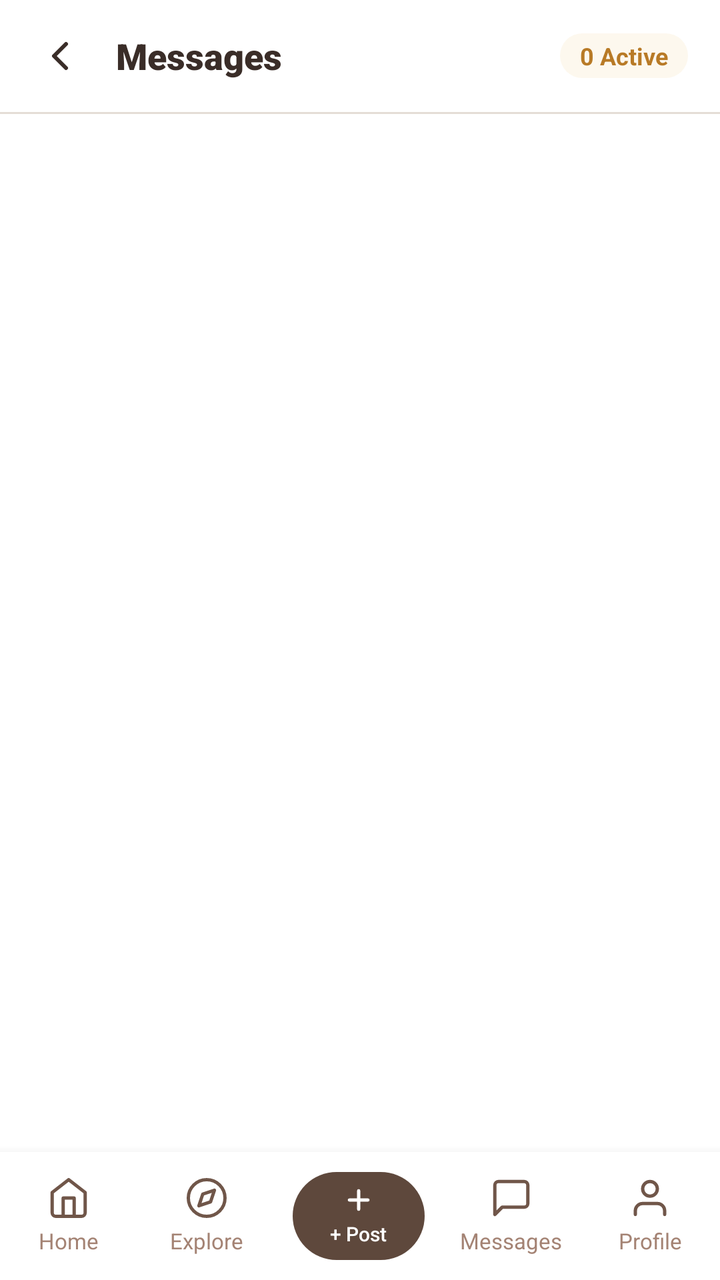
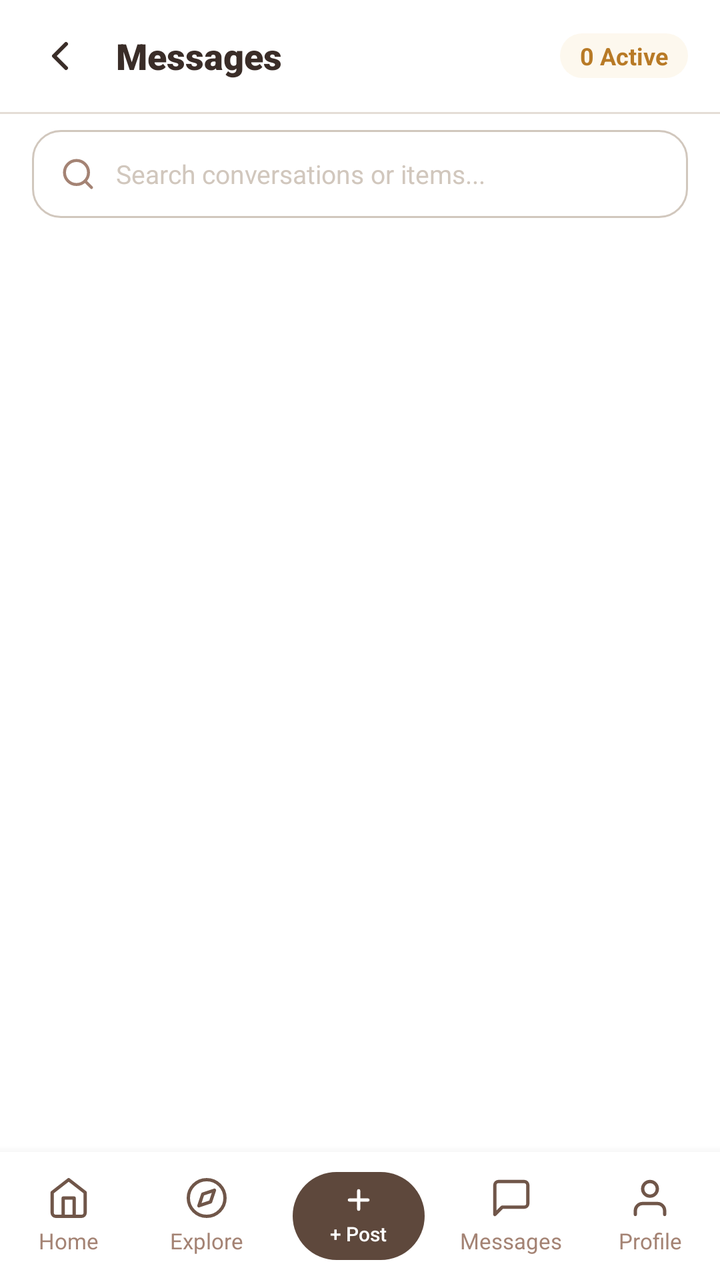

Screens rendered from an Android XML layout before and after an edit, with the pre-edit source and the edit as a unified diff.
<!-- AndroidManifest.xml: application theme Theme.LostAndFound -->
<!-- res/layout/fragment_messages.xml -->
<?xml version="1.0" encoding="utf-8"?>
<LinearLayout xmlns:android="http://schemas.android.com/apk/res/android"
    xmlns:app="http://schemas.android.com/apk/res-auto"
    android:layout_width="match_parent"
    android:layout_height="match_parent"
    android:background="@color/background_screen"
    android:orientation="vertical">

    
    <LinearLayout
        android:layout_width="match_parent"
        android:layout_height="56dp"
        android:background="@color/white"
        android:gravity="center_vertical"
        android:orientation="horizontal"
        android:paddingStart="16dp"
        android:paddingEnd="16dp">

        <ImageView
            android:id="@+id/btnBack"
            android:layout_width="28dp"
            android:layout_height="28dp"
            android:background="?attr/selectableItemBackgroundBorderless"
            android:contentDescription="Back"
            android:padding="2dp"
            android:src="@drawable/ic_back_chevron" />

        <TextView
            android:layout_width="0dp"
            android:layout_height="wrap_content"
            android:layout_marginStart="14dp"
            android:layout_weight="1"
            android:fontFamily="sans-serif-black"
            android:text="Messages"
            android:textColor="@color/text_primary"
            android:textSize="18sp"
            android:textStyle="bold" />

        <TextView
            android:id="@+id/tvConversationCount"
            android:layout_width="wrap_content"
            android:layout_height="wrap_content"
            android:background="@drawable/bg_badge_pending"
            android:paddingStart="10dp"
            android:paddingTop="3dp"
            android:paddingEnd="10dp"
            android:paddingBottom="3dp"
            android:text="0 Active"
            android:textColor="@color/badge_pending_text"
            android:textSize="12sp"
            android:textStyle="bold" />
    </LinearLayout>

    <View
        android:layout_width="match_parent"
        android:layout_height="1dp"
        android:background="@color/stroke_light" />

    
    <FrameLayout
        android:layout_width="match_parent"
        android:layout_height="0dp"
        android:layout_weight="1">

        
        <androidx.recyclerview.widget.RecyclerView
            android:id="@+id/rvConversations"
            android:layout_width="match_parent"
            android:layout_height="match_parent"
            android:clipToPadding="false"
            android:overScrollMode="never"
            android:paddingTop="8dp"
            android:paddingBottom="16dp" />

        
        <LinearLayout
            android:id="@+id/layoutEmptyMessages"
            android:layout_width="match_parent"
            android:layout_height="match_parent"
            android:gravity="center"
            android:orientation="vertical"
            android:padding="32dp"
            android:visibility="gone">

            <ImageView
                android:layout_width="64dp"
                android:layout_height="64dp"
                android:contentDescription="No messages"
                android:src="@drawable/ic_nav_messages"
                app:tint="@color/text_secondary" />

            <TextView
                android:layout_width="wrap_content"
                android:layout_height="wrap_content"
                android:layout_marginTop="16dp"
                android:fontFamily="sans-serif-black"
                android:text="No Conversations Yet"
                android:textColor="@color/text_primary"
                android:textSize="17sp"
                android:textStyle="bold" />

            <TextView
                android:layout_width="wrap_content"
                android:layout_height="wrap_content"
                android:layout_marginTop="8dp"
                android:fontFamily="sans-serif"
                android:gravity="center"
                android:lineSpacingExtra="4dp"
                android:text="When you contact a reporter on any lost or found item, your chat rooms will be displayed here in real time."
                android:textColor="@color/text_secondary"
                android:textSize="13sp" />
        </LinearLayout>
    </FrameLayout>

    
    <include
        android:id="@+id/bottomNav"
        layout="@layout/fragment_bottom_nav"
        android:layout_width="match_parent"
        android:layout_height="64dp" />

</LinearLayout>
<!-- res/layout/fragment_bottom_nav.xml (included above) -->
<?xml version="1.0" encoding="utf-8"?>
<LinearLayout xmlns:android="http://schemas.android.com/apk/res/android"
    android:id="@+id/navCard"
    android:layout_width="match_parent"
    android:layout_height="64dp"
    android:background="@color/white"
    android:baselineAligned="false"
    android:elevation="8dp"
    android:gravity="center_vertical"
    android:orientation="horizontal">

    
    <LinearLayout
        android:id="@+id/tabHome"
        android:layout_width="0dp"
        android:layout_height="match_parent"
        android:layout_weight="1"
        android:clickable="true"
        android:focusable="true"
        android:gravity="center"
        android:orientation="vertical">

        <ImageView
            android:id="@+id/imgHome"
            android:layout_width="22dp"
            android:layout_height="22dp"
            android:contentDescription="Home"
            android:src="@drawable/ic_nav_home" />

        <TextView
            android:id="@+id/lblHome"
            android:layout_width="wrap_content"
            android:layout_height="wrap_content"
            android:layout_marginTop="3dp"
            android:fontFamily="sans-serif"
            android:text="Home"
            android:textColor="@color/text_secondary"
            android:textSize="11sp" />
    </LinearLayout>

    
    <LinearLayout
        android:id="@+id/tabExplore"
        android:layout_width="0dp"
        android:layout_height="match_parent"
        android:layout_weight="1"
        android:clickable="true"
        android:focusable="true"
        android:gravity="center"
        android:orientation="vertical">

        <ImageView
            android:id="@+id/imgExplore"
            android:layout_width="22dp"
            android:layout_height="22dp"
            android:contentDescription="Explore"
            android:src="@drawable/ic_nav_explore" />

        <TextView
            android:id="@+id/lblExplore"
            android:layout_width="wrap_content"
            android:layout_height="wrap_content"
            android:layout_marginTop="3dp"
            android:fontFamily="sans-serif"
            android:text="Explore"
            android:textColor="@color/text_secondary"
            android:textSize="11sp" />
    </LinearLayout>

    
    <LinearLayout
        android:id="@+id/tabPost"
        android:layout_width="0dp"
        android:layout_height="match_parent"
        android:layout_weight="1.2"
        android:clickable="true"
        android:focusable="true"
        android:gravity="center">

        <LinearLayout
            android:id="@+id/btnPostPill"
            android:layout_width="66dp"
            android:layout_height="44dp"
            android:background="@drawable/bg_nav_post_pill"
            android:gravity="center"
            android:orientation="vertical">

            <ImageView
                android:layout_width="16dp"
                android:layout_height="16dp"
                android:contentDescription="Post"
                android:src="@drawable/ic_nav_plus" />

            <TextView
                android:id="@+id/lblPost"
                android:layout_width="wrap_content"
                android:layout_height="wrap_content"
                android:layout_marginTop="2dp"
                android:fontFamily="sans-serif-medium"
                android:text="+ Post"
                android:textColor="@color/white"
                android:textSize="10sp" />
        </LinearLayout>
    </LinearLayout>

    
    <LinearLayout
        android:id="@+id/tabMessages"
        android:layout_width="0dp"
        android:layout_height="match_parent"
        android:layout_weight="1"
        android:clickable="true"
        android:focusable="true"
        android:gravity="center"
        android:orientation="vertical">

        <ImageView
            android:id="@+id/imgMessages"
            android:layout_width="22dp"
            android:layout_height="22dp"
            android:contentDescription="Messages"
            android:src="@drawable/ic_nav_messages" />

        <TextView
            android:id="@+id/lblMessages"
            android:layout_width="wrap_content"
            android:layout_height="wrap_content"
            android:layout_marginTop="3dp"
            android:fontFamily="sans-serif"
            android:text="Messages"
            android:textColor="@color/text_secondary"
            android:textSize="11sp" />
    </LinearLayout>

    
    <LinearLayout
        android:id="@+id/tabProfile"
        android:layout_width="0dp"
        android:layout_height="match_parent"
        android:layout_weight="1"
        android:clickable="true"
        android:focusable="true"
        android:gravity="center"
        android:orientation="vertical">

        <ImageView
            android:id="@+id/imgProfile"
            android:layout_width="22dp"
            android:layout_height="22dp"
            android:contentDescription="Profile"
            android:src="@drawable/ic_nav_profile" />

        <TextView
            android:id="@+id/lblProfile"
            android:layout_width="wrap_content"
            android:layout_height="wrap_content"
            android:layout_marginTop="3dp"
            android:fontFamily="sans-serif"
            android:text="Profile"
            android:textColor="@color/text_secondary"
            android:textSize="11sp" />
    </LinearLayout>

</LinearLayout>
<!-- resources referenced by this layout -->
<resources>
  <color name="background_screen">#FFFFFFFF</color>
  <color name="badge_pending_text">#FFB87A26</color>
  <color name="stroke_light">#FFE4DDD6</color>
  <color name="text_primary">#FF3A2D28</color>
  <color name="text_secondary">#FFA48374</color>
  <color name="white">#FFFFFFFF</color>
  <!-- drawable bg_badge_pending (drawable) -->
  <?xml version="1.0" encoding="utf-8"?>
  <shape xmlns:android="http://schemas.android.com/apk/res/android"
      android:shape="rectangle">
      <corners android:radius="12dp" />
      <solid android:color="@color/badge_pending_bg" />
  </shape>
  <!-- drawable bg_nav_post_pill (drawable) -->
  <?xml version="1.0" encoding="utf-8"?>
  <shape xmlns:android="http://schemas.android.com/apk/res/android"
      android:shape="rectangle">
      <corners android:radius="22dp" />
      <solid android:color="#5E483C" />
  </shape>
  <!-- drawable ic_back_chevron (drawable) -->
  <vector xmlns:android="http://schemas.android.com/apk/res/android"
      android:width="24dp"
      android:height="24dp"
      android:viewportWidth="24"
      android:viewportHeight="24">
    <path
        android:fillColor="@android:color/transparent"
        android:strokeColor="#3A2D28"
        android:strokeWidth="2"
        android:strokeLineCap="round"
        android:strokeLineJoin="round"
        android:pathData="M15,18l-6,-6 6,-6" />
  </vector>
  <!-- drawable ic_nav_messages (drawable) -->
  <vector xmlns:android="http://schemas.android.com/apk/res/android"
      android:width="22dp"
      android:height="22dp"
      android:viewportWidth="24"
      android:viewportHeight="24">
    <path
        android:fillColor="@android:color/transparent"
        android:strokeColor="#705649"
        android:strokeWidth="1.8"
        android:strokeLineCap="round"
        android:strokeLineJoin="round"
        android:pathData="M21,15a2,2 0 0,1 -2,2H7l-4,4V5a2,2 0 0,1 2,-2h14a2,2 0 0,1 2,2z" />
  </vector>
  <!-- drawable ic_nav_plus (drawable) -->
  <vector xmlns:android="http://schemas.android.com/apk/res/android"
      android:width="20dp"
      android:height="20dp"
      android:viewportWidth="24"
      android:viewportHeight="24">
    <path
        android:fillColor="@android:color/transparent"
        android:strokeColor="#FFFFFF"
        android:strokeWidth="2.4"
        android:strokeLineCap="round"
        android:pathData="M12,5 V19 M5,12 H19" />
  </vector>
  <style name="Theme.LostAndFound" parent="Base.Theme.LostAndFound" />
  <color name="badge_pending_bg">#FFFDF8EE</color>
  <style name="Base.Theme.LostAndFound" parent="Theme.Material3.DayNight.NoActionBar">
          
          <item name="android:statusBarColor">@color/white</item>
          <item name="android:windowLightStatusBar" tools:targetApi="m">true</item>
          <item name="android:navigationBarColor">@color/white</item>
          <item name="android:windowLightNavigationBar" tools:targetApi="o_mr1">true</item>
      </style>
  <!-- unchanged entries left out for length: 3 -->
</resources>

<!-- the commit's change to res/layout/fragment_messages.xml (unified diff, before → after) -->
@@ -55,6 +55,43 @@
         android:layout_width="match_parent"
         android:layout_height="1dp"
         android:background="@color/stroke_light" />
+
+    
+    <LinearLayout
+        android:id="@+id/searchConvContainer"
+        android:layout_width="match_parent"
+        android:layout_height="44dp"
+        android:layout_marginStart="16dp"
+        android:layout_marginTop="8dp"
+        android:layout_marginEnd="16dp"
+        android:layout_marginBottom="4dp"
+        android:background="@drawable/bg_search_box"
+        android:gravity="center_vertical"
+        android:orientation="horizontal"
+        android:paddingStart="14dp"
+        android:paddingEnd="14dp">
+
+        <ImageView
+            android:layout_width="18dp"
+            android:layout_height="18dp"
+            android:contentDescription="Search Icon"
+            android:src="@drawable/ic_search"
+            app:tint="@color/text_secondary" />
+
+        <EditText
+            android:id="@+id/inputSearchConversations"
+            android:layout_width="match_parent"
+            android:layout_height="match_parent"
+            android:layout_marginStart="10dp"
+            android:background="@null"
+            android:hint="Search conversations or items..."
+            android:imeOptions="actionSearch"
+            android:inputType="text"
+            android:maxLines="1"
+            android:textColor="@color/text_primary"
+            android:textColorHint="@color/text_hint"
+            android:textSize="13sp" />
+    </LinearLayout>
 
     
     <FrameLayout
<!-- resource entries referenced after the edit -->
@@ -3,6 +3,7 @@
   <color name="background_screen">#FFFFFFFF</color>
   <color name="badge_pending_text">#FFB87A26</color>
   <color name="stroke_light">#FFE4DDD6</color>
+  <color name="text_hint">#FFD1C7BD</color>
   <color name="text_primary">#FF3A2D28</color>
   <color name="text_secondary">#FFA48374</color>
   <color name="white">#FFFFFFFF</color>
@@ -19,6 +20,16 @@
       android:shape="rectangle">
       <corners android:radius="22dp" />
       <solid android:color="#5E483C" />
+  </shape>
+  <!-- drawable bg_search_box (drawable) -->
+  <?xml version="1.0" encoding="utf-8"?>
+  <shape xmlns:android="http://schemas.android.com/apk/res/android"
+      android:shape="rectangle">
+      <corners android:radius="14dp" />
+      <stroke
+          android:width="1dp"
+          android:color="@color/component_stroke_border" />
+      <solid android:color="@color/white" />
   </shape>
   <!-- drawable ic_back_chevron (drawable) -->
   <vector xmlns:android="http://schemas.android.com/apk/res/android"
@@ -61,8 +72,23 @@
         android:strokeLineCap="round"
         android:pathData="M12,5 V19 M5,12 H19" />
   </vector>
+  <!-- drawable ic_search (drawable) -->
+  <vector xmlns:android="http://schemas.android.com/apk/res/android"
+      android:width="24dp"
+      android:height="24dp"
+      android:viewportWidth="24"
+      android:viewportHeight="24">
+    <path
+        android:fillColor="@android:color/transparent"
+        android:strokeColor="#9CA3AF"
+        android:strokeWidth="2"
+        android:strokeLineCap="round"
+        android:strokeLineJoin="round"
+        android:pathData="M11,19A8,8 0 1,0 11,3a8,8 0 0,0 0,16zM21,21l-4.35,-4.35" />
+  </vector>
   <style name="Theme.LostAndFound" parent="Base.Theme.LostAndFound" />
   <color name="badge_pending_bg">#FFFDF8EE</color>
+  <color name="component_stroke_border">#FFD1C7BD</color>
   <style name="Base.Theme.LostAndFound" parent="Theme.Material3.DayNight.NoActionBar">
           
           <item name="android:statusBarColor">@color/white</item>
